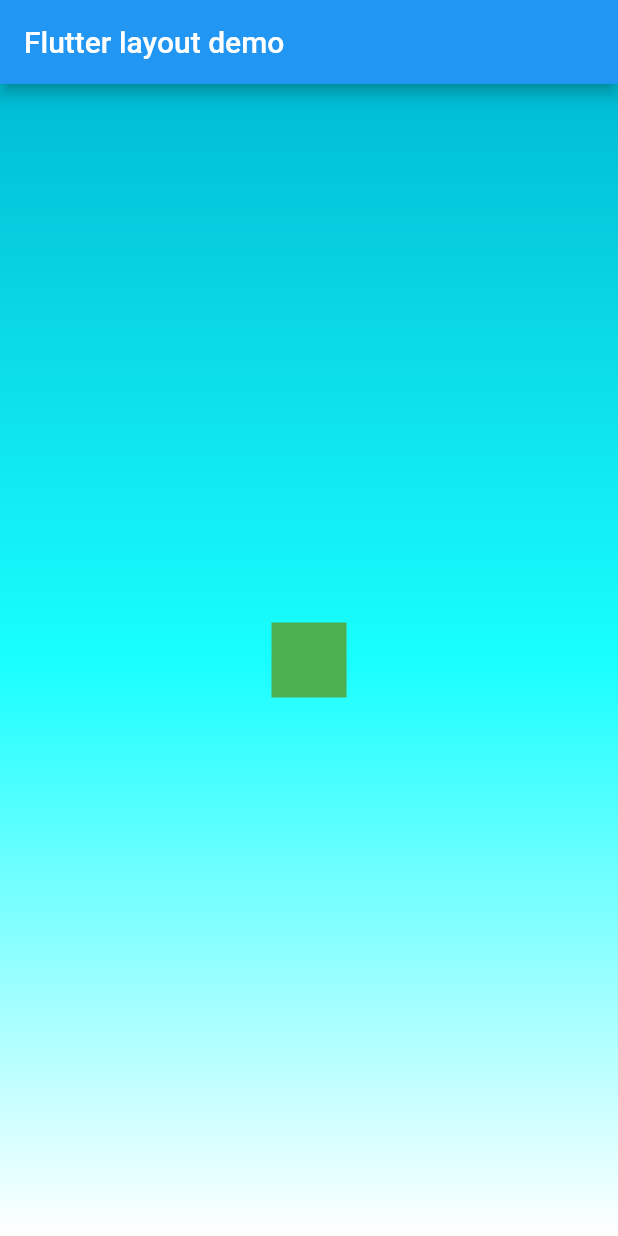
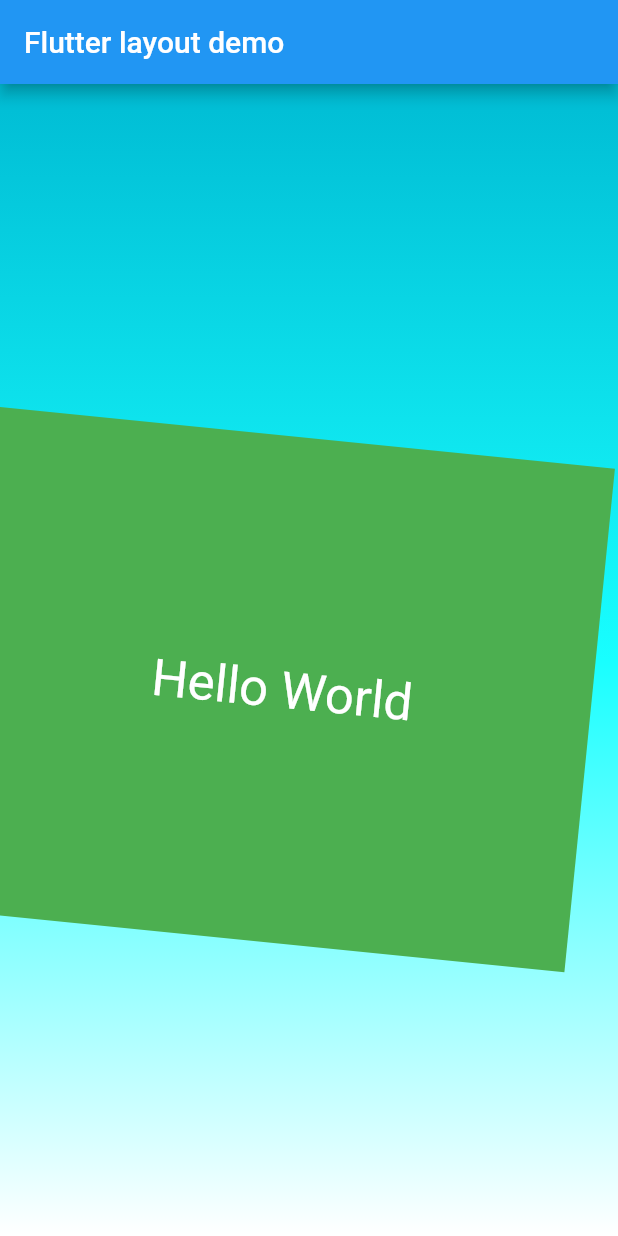
Before and after one commit to Naruse-Kazuki/my_app, a Flutter app: the screen it shows after launch, on a phone screen of 412 x 824 dp. Run offline on Flutter 3.47's test engine with Material 2 defaults, Android fonts, the phone set to English and light mode, and no system bars.

```diff
--- a/lib/main.dart
+++ b/lib/main.dart
@@ -27,10 +27,17 @@ class MyApp extends StatelessWidget {
               ),
             ),
             child: Container(
-              margin: const EdgeInsets.all(10.0),
+              constraints: BoxConstraints.expand(
+                height: Theme.of(context).textTheme.display1.fontSize * 1.1 + 300.0,
+              ),
+              padding: const EdgeInsets.all(8.0),
               color: Colors.green,
-              width: 50.0,
-              height: 50.0,
+              alignment: Alignment.center,
+              child: Text("Hello World", style: Theme.of(context)
+                .textTheme
+                  .display1
+                  .copyWith(color: Colors.white)),
+              transform: Matrix4.rotationZ(0.1),
             ),
           ),
 //          Column(
```
